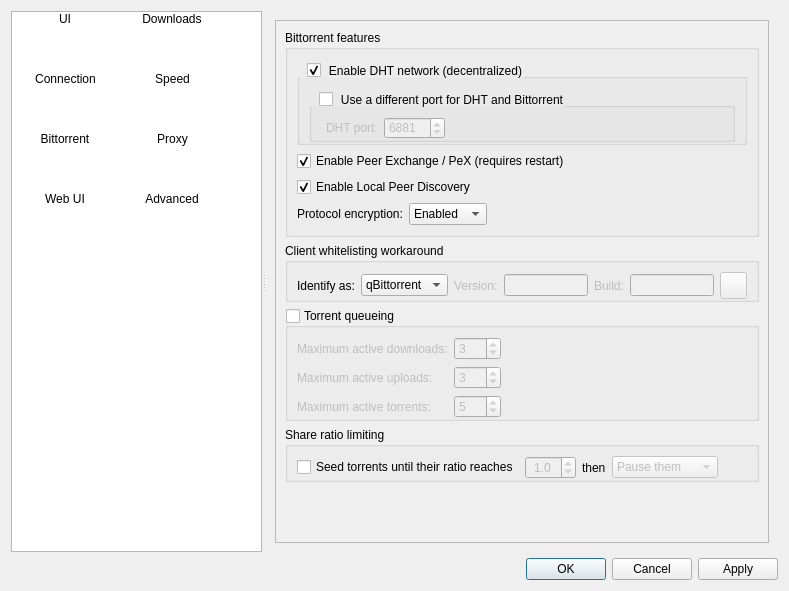
Above: src/ui/options.ui from SysAdminDoc/qBittorrent-Vanced before the change. Below: the same form after it.
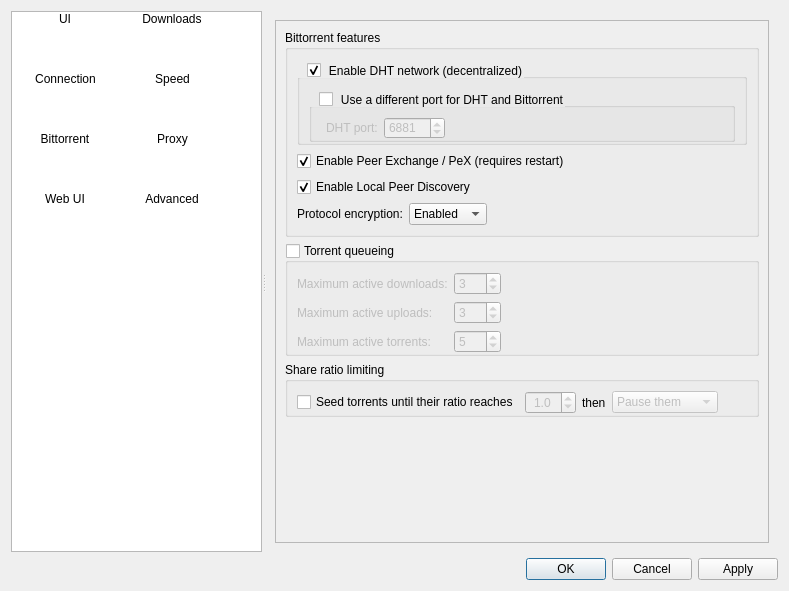
That is the form after the change. The open tabs and pages were chosen to show the change. Icons and pictures are not drawn.

What changed in the file:
```diff
--- a/src/ui/options.ui
+++ b/src/ui/options.ui
@@ -1572,7 +1572,7 @@
              <x>0</x>
              <y>0</y>
              <width>552</width>
-             <height>496</height>
+             <height>430</height>
             </rect>
            </property>
            <layout class="QVBoxLayout" name="verticalLayout_7">
@@ -1747,122 +1747,6 @@
               </layout>
              </widget>
             </item>
-            <item>
-             <widget class="QGroupBox" name="groupBox_usurpation">
-              <property name="title">
-               <string>Client whitelisting workaround</string>
-              </property>
-              <layout class="QVBoxLayout" name="verticalLayout_19">
-               <property name="bottomMargin">
-                <number>0</number>
-               </property>
-               <item>
-                <layout class="QHBoxLayout" name="horizontalLayout_11">
-                 <item>
-                  <widget class="QLabel" name="label_9">
-                   <property name="text">
-                    <string>Identify as:</string>
-                   </property>
-                  </widget>
-                 </item>
-                 <item>
-                  <widget class="QComboBox" name="comboPeerID">
-                   <item>
-                    <property name="text">
-                     <string>qBittorrent</string>
-                    </property>
-                   </item>
-                   <item>
-                    <property name="text">
-                     <string>Vuze</string>
-                    </property>
-                   </item>
-                   <item>
-                    <property name="text">
-                     <string>µTorrent</string>
-                    </property>
-                   </item>
-                   <item>
-                    <property name="text">
-                     <string>KTorrent</string>
-                    </property>
-                   </item>
-                  </widget>
-                 </item>
-                 <item>
-                  <widget class="QLabel" name="version_label">
-                   <property name="enabled">
-                    <bool>false</bool>
-                   </property>
-                   <property name="text">
-                    <string>Version:</string>
-                   </property>
-                  </widget>
-                 </item>
-                 <item>
-                  <widget class="QLineEdit" name="client_version">
-                   <property name="enabled">
-                    <bool>false</bool>
-                   </property>
-                  </widget>
-                 </item>
-                 <item>
-                  <widget class="QLabel" name="build_label">
-                   <property name="enabled">
-                    <bool>false</bool>
-                   </property>
-                   <property name="text">
-                    <string extracomment="Software Build nulmber:">Build:</string>
-                   </property>
-                  </widget>
-                 </item>
-                 <item>
-                  <widget class="QLineEdit" name="client_build">
-                   <property name="enabled">
-                    <bool>false</bool>
-                   </property>
-                  </widget>
-                 </item>
-                 <item>
-                  <widget class="QPushButton" name="resetPeerVersion_button">
-                   <property name="enabled">
-                    <bool>false</bool>
-                   </property>
-                   <property name="minimumSize">
-                    <size>
-                     <width>27</width>
-                     <height>27</height>
-                    </size>
-                   </property>
-                   <property name="maximumSize">
-                    <size>
-                     <width>27</width>
-                     <height>27</height>
-                    </size>
-                   </property>
-                   <property name="toolTip">
-                    <string>Reset to latest software version</string>
-                   </property>
-                   <property name="text">
-                    <string notr="true"/>
-                   </property>
-                   <property name="icon">
-                    <iconset resource="../icons.qrc">
-                     <normaloff>:/Icons/oxygen/view-refresh.png</normaloff>:/Icons/oxygen/view-refresh.png</iconset>
-                   </property>
-                   <property name="iconSize">
-                    <size>
-                     <width>22</width>
-                     <height>22</height>
-                    </size>
-                   </property>
-                  </widget>
-                 </item>
-                </layout>
-               </item>
-              </layout>
-             </widget>
-            </item>
             <item>
              <widget class="QGroupBox" name="checkEnableQueueing">
               <property name="title">
```
